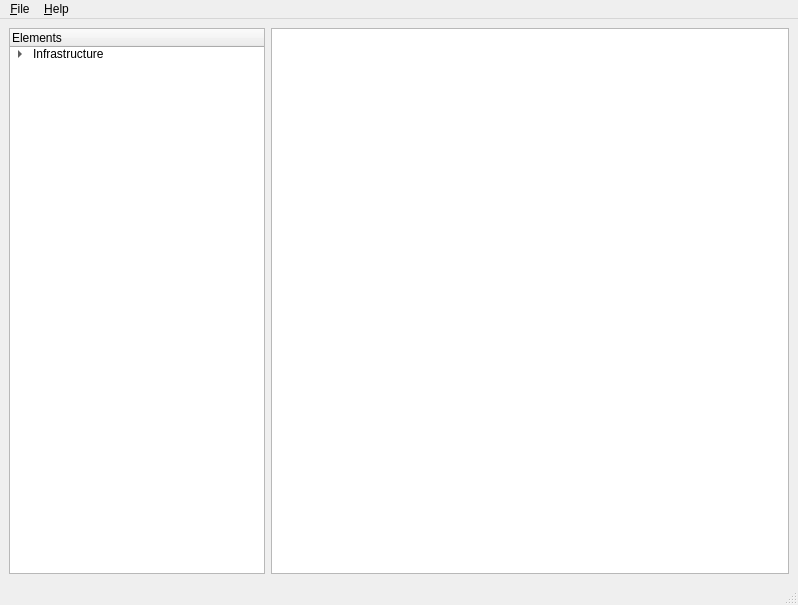
GNS3/gns3-legacy, file forms/MainWindow.ui: the form before one commit.
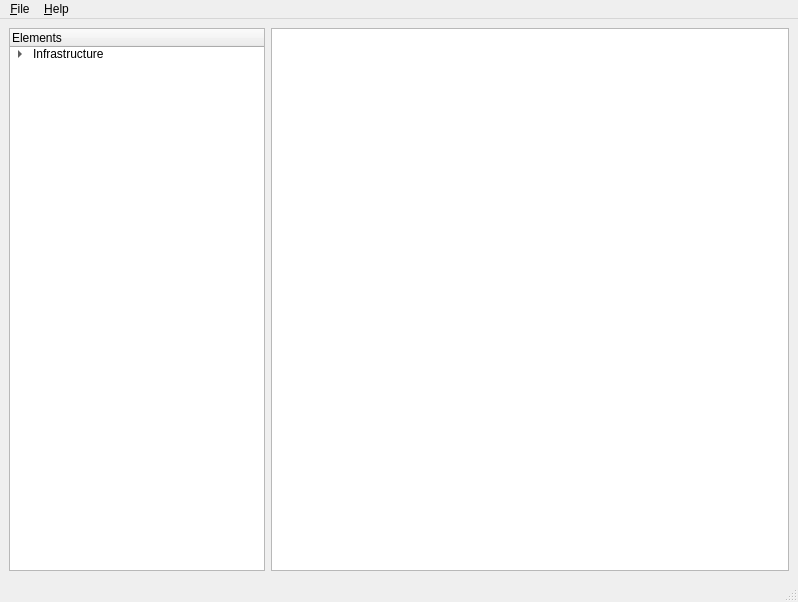
The form after the commit. Icons and pictures are not drawn. Custom widgets are drawn as their Qt base class.

Diff of the .ui file:
```diff
--- a/forms/MainWindow.ui
+++ b/forms/MainWindow.ui
@@ -6,7 +6,7 @@
     <x>0</x>
     <y>0</y>
     <width>798</width>
-    <height>605</height>
+    <height>602</height>
    </rect>
   </property>
   <property name="windowTitle" >
```
Left out of the diff: 42 changed lines with no effect on the pictures.
